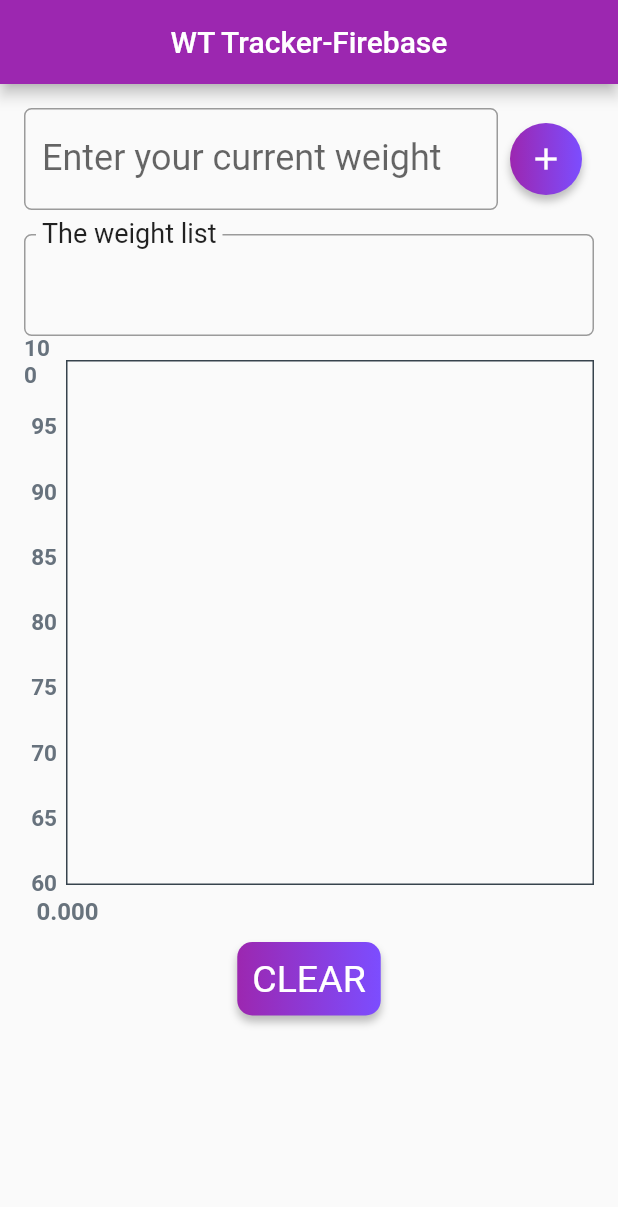
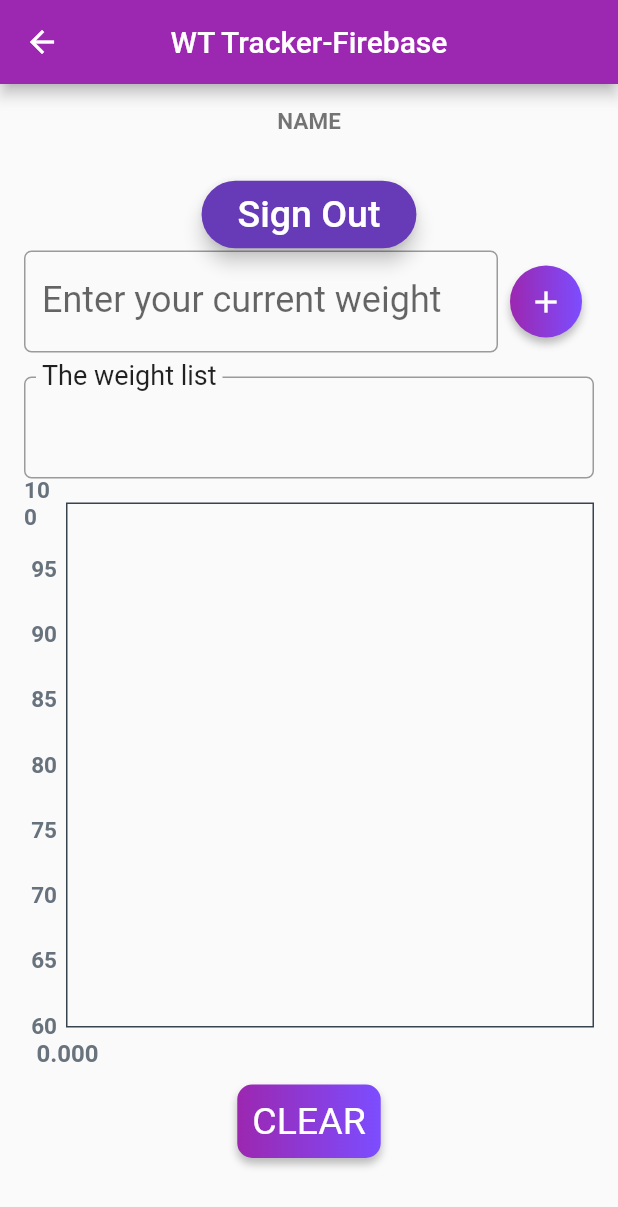
Before and after one commit to deepakmkoshy/Weight_Tracker, a Flutter app: the MyHomePage screen opened directly, on a phone screen of 412 x 824 dp. Shown: the top 1207 px of the screen. Run offline on Flutter 3.47's test engine with Material 2 defaults, Android fonts, the phone set to English and light mode, and no system bars; drawn by our look-alikes of fl_chart; our stand-ins replace cloud_firestore, firebase_auth, firebase_core, google_sign_in; accounts and stored records are empty.

Commit message:
Adding Google sign in authentication(partial)

```diff
--- a/lib/HomePage.dart
+++ b/lib/HomePage.dart
@@ -2,7 +2,8 @@ import 'package:flutter/cupertino.dart';
 import 'package:flutter/material.dart';
 import 'package:wtfbtest/Graph.dart';
 import 'package:cloud_firestore/cloud_firestore.dart';
-// import 'package:hive/hive.dart';
+import 'package:wtfbtest/auth.dart';
+import 'package:wtfbtest/login.dart';
 
 class MyHomePage extends StatefulWidget {
   @override
@@ -131,6 +132,40 @@ class _MyHomePageState extends State<MyHomePage> {
           padding: const EdgeInsets.all(16.0),
           child: Column(
             children: <Widget>[
+              Text(
+                'NAME',
+                style: TextStyle(
+                    fontSize: 15,
+                    fontWeight: FontWeight.bold,
+                    color: Colors.black54),
+              ),
+              Text(
+                name,
+                style: TextStyle(
+                    fontSize: 25,
+                    color: Colors.deepPurple,
+                    fontWeight: FontWeight.bold),
+              ),
+              RaisedButton(
+                onPressed: () {
+                  signOutGoogle();
+                  Navigator.of(context).pushAndRemoveUntil(
+                      MaterialPageRoute(builder: (context) {
+                    return Login();
+                  }), ModalRoute.withName('/'));
+                },
+                color: Colors.deepPurple,
+                child: Padding(
+                  padding: const EdgeInsets.all(8.0),
+                  child: Text(
+                    'Sign Out',
+                    style: TextStyle(fontSize: 25, color: Colors.white),
+                  ),
+                ),
+                elevation: 5,
+                shape: RoundedRectangleBorder(
+                    borderRadius: BorderRadius.circular(40)),
+              ),
               Row(
                 mainAxisSize: MainAxisSize.min,
                 children: <Widget>[
--- a/lib/main.dart
+++ b/lib/main.dart
@@ -1,6 +1,7 @@
 import 'package:firebase_core/firebase_core.dart';
 import 'package:flutter/material.dart';
-import 'package:wtfbtest/HomePage.dart';
+
+import 'login.dart';
 
 void main() async {
   WidgetsFlutterBinding.ensureInitialized();
@@ -17,7 +18,7 @@ class MyApp extends StatelessWidget {
       theme: ThemeData(
         primarySwatch: Colors.purple,
       ),
-      home: MyHomePage(),
+      home: Login(),
     );
   }
 }
--- a/pubspec.yaml
+++ b/pubspec.yaml
@@ -25,8 +25,10 @@ dependencies:
     sdk: flutter
   cloud_firestore: ^0.14.4
   cupertino_icons: ^1.0.1
+  firebase_auth: ^0.18.4+1
   firebase_core: ^0.5.3
   fl_chart: ^0.12.2
+  google_sign_in: ^4.5.6
   splashscreen: ^1.3.5
 
 dev_dependencies:
```
Also changed, not shown: lib/auth.dart (added, +55 -0 lines), lib/login.dart (added, +78 -0 lines), pubspec.lock.
